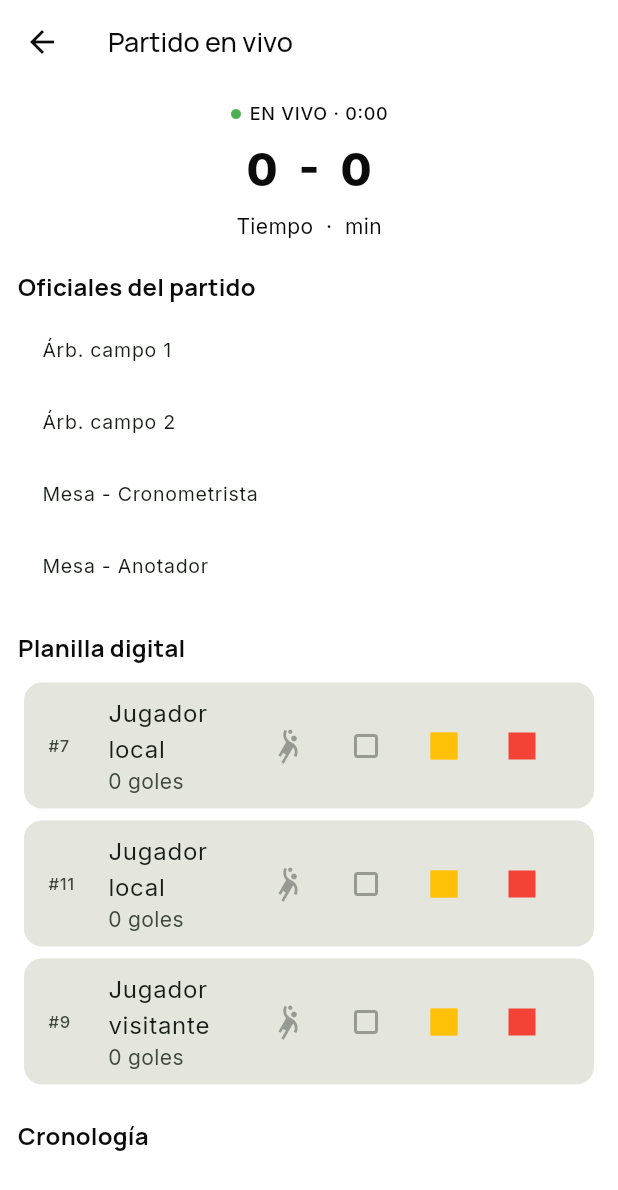
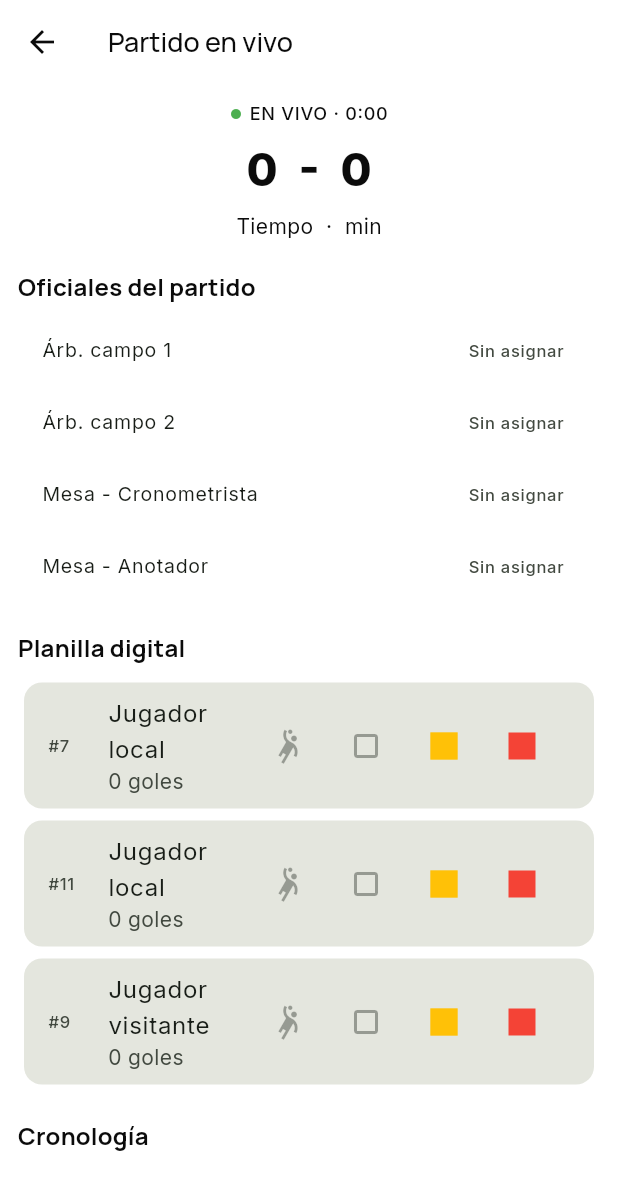
Before and after one commit to tatiana1104/handplay_demo, a Flutter app: the LiveMatchScreen screen opened directly with empty values, after a tap on "Iniciar partido", on a phone screen of 412 x 824 dp. Shown: the top 1190 px of the screen. Run offline on Flutter 3.47's test engine with Material 3 defaults, Android fonts, the phone set to English and light mode, and no system bars; our stand-ins replace cloud_firestore, dartz, equatable, firebase_auth, firebase_core, firebase_messaging and 5 more; accounts and stored records are empty.

Commit message:
Resolve referee IDs to display names

```diff
--- a/lib/features/matches/presentation/screens/live_match_screen.dart
+++ b/lib/features/matches/presentation/screens/live_match_screen.dart
@@ -16,6 +16,35 @@ class LiveMatchScreen extends StatefulWidget {
 
 class _LiveMatchScreenState extends State<LiveMatchScreen> {
   late final Map<String, dynamic> _match = Map<String, dynamic>.from(widget.match);
+  final Map<String, String> _officialNames = {};
+
+  @override
+  void initState() {
+    super.initState();
+    _loadOfficialNames();
+  }
+
+  Future<void> _loadOfficialNames() async {
+    final ids = ['refereeOne', 'refereeTwo', 'timekeeper', 'scorer']
+        .map((key) => _match[key]?.toString())
+        .whereType<String>()
+        .where((id) => id.isNotEmpty)
+        .toSet();
+    for (final id in ids) {
+      final snapshot = await FirebaseFirestore.instance.collection('users').doc(id).get();
+      final data = snapshot.data();
+      final name = data?['displayName']?.toString() ?? data?['nombre']?.toString();
+      if (name != null && name.trim().isNotEmpty && mounted) {
+        setState(() => _officialNames[id] = name.trim());
+      }
+    }
+  }
+
+  String _officialDisplayName(String key) {
+    final value = _match[key]?.toString();
+    if (value == null || value.isEmpty) return 'Sin asignar';
+    return _match['${key}Name']?.toString() ?? _officialNames[value] ?? 'Sin nombre';
+  }
 
   bool get _canStart {
     final state = context.read<AuthBloc>().state;
@@ -59,10 +88,10 @@ class _LiveMatchScreenState extends State<LiveMatchScreen> {
         ],
         const SizedBox(height: 18),
         _section('Oficiales del partido', [
-          _official('Árb. campo 1', _match['refereeOneName'] ?? _match['refereeOne']),
-          _official('Árb. campo 2', _match['refereeTwoName'] ?? _match['refereeTwo']),
-          _official('Mesa - Cronometrista', _match['timekeeperName'] ?? _match['timekeeper']),
-          _official('Mesa - Anotador', _match['scorerName'] ?? _match['scorer']),
+          _official('Árb. campo 1', _officialDisplayName('refereeOne')),
+          _official('Árb. campo 2', _officialDisplayName('refereeTwo')),
+          _official('Mesa - Cronometrista', _officialDisplayName('timekeeper')),
+          _official('Mesa - Anotador', _officialDisplayName('scorer')),
         ]),
         const SizedBox(height: 18),
         _section('Planilla digital', [
```
